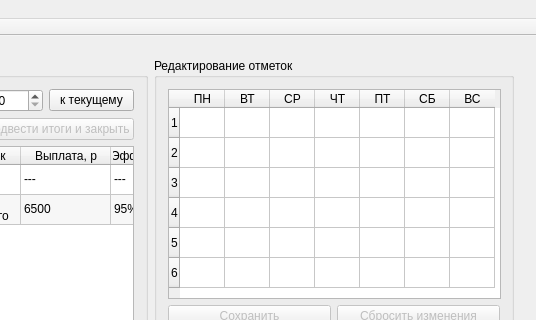
First picture: the form in SalaryCount/SalaryCount/salarycount.ui, repository artemkurylev/mdkp, before the edit; both pictures show x 196 to 732 and y 0 to 320 of the 732 by 552 pixel window.
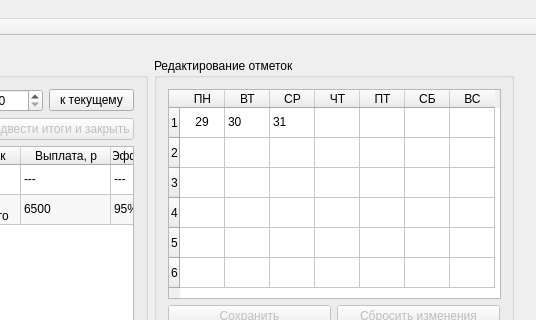
Second picture: the form after the edit. Icons and pictures are not drawn.

Commit message: Эксперименты с ячейками таблицы (при запуске всё равно затрутся)

What changed in the file:
```diff
--- a/SalaryCount/SalaryCount/salarycount.ui
+++ b/SalaryCount/SalaryCount/salarycount.ui
@@ -455,6 +455,30 @@
                <string>ВС</string>
               </property>
              </column>
+             <item row="0" column="0">
+              <property name="text">
+               <string>29</string>
+              </property>
+              <property name="textAlignment">
+               <set>AlignCenter</set>
+              </property>
+              <property name="flags">
+               <set>NoItemFlags</set>
+              </property>
+             </item>
+             <item row="0" column="1">
+              <property name="text">
+               <string>30</string>
+              </property>
+              <property name="flags">
+               <set>ItemIsEnabled|ItemIsTristate</set>
+              </property>
+             </item>
+             <item row="0" column="2">
+              <property name="text">
+               <string>31</string>
+              </property>
+             </item>
             </widget>
            </item>
            <item row="2" column="0">
```
Left out of the diff: 4 changed lines with no effect on the pictures.
